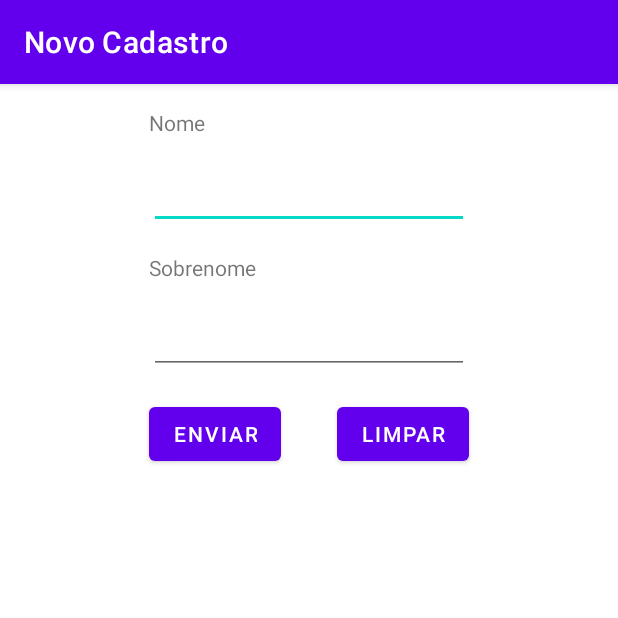
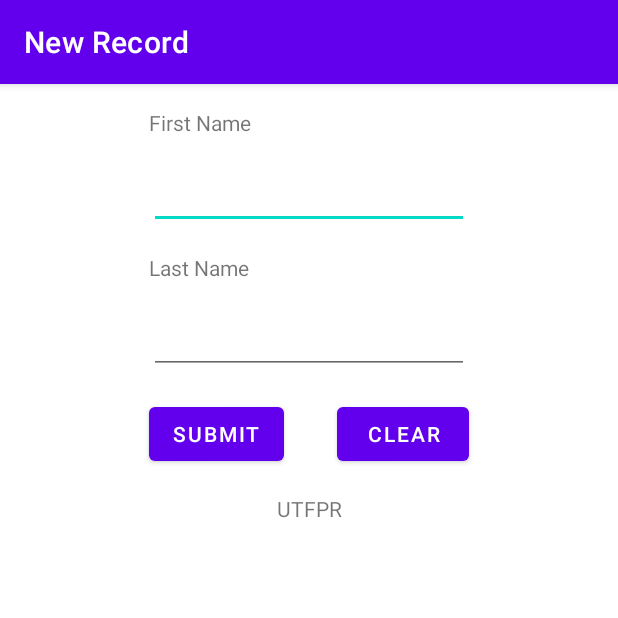
Before and after one commit to ademirsantosjr/utfpr_subj10_android_practice15, an Android app: the screen it shows after launch (MainActivity), on a phone screen of 412 x 824 dp, the top half of it. Run offline under Robolectric (Android 15) with nearby library versions, the phone set to English and light mode, and no system bars.

Commit message:
Add second language

```diff
--- a/app/src/main/java/br/edu/utfpr/supportdifferentlanguages/MainActivity.java
+++ b/app/src/main/java/br/edu/utfpr/supportdifferentlanguages/MainActivity.java
@@ -31,7 +31,7 @@ public class MainActivity extends AppCompatActivity {
         String lastName = editTextLastName.getText().toString();
 
         Toast.makeText(this,
-                getString(R.string.full_name) + " " + firstName + " " + lastName,
+                getString(R.string.full_name,firstName, lastName),
                 Toast.LENGTH_LONG).show();
     }
 
--- a/app/src/main/res/layout/activity_main.xml
+++ b/app/src/main/res/layout/activity_main.xml
@@ -74,4 +74,18 @@
         app:layout_constraintEnd_toEndOf="@+id/editTextLastName"
         app:layout_constraintTop_toBottomOf="@+id/editTextLastName" />
 
+    <TextView
+        android:id="@+id/textView3"
+        android:layout_width="wrap_content"
+        android:layout_height="wrap_content"
+        android:layout_marginStart="16dp"
+        android:layout_marginLeft="16dp"
+        android:layout_marginTop="16dp"
+        android:layout_marginEnd="16dp"
+        android:layout_marginRight="16dp"
+        android:text="@string/utfpr"
+        app:layout_constraintEnd_toEndOf="parent"
+        app:layout_constraintStart_toStartOf="parent"
+        app:layout_constraintTop_toBottomOf="@+id/buttonSubmit" />
+
 </androidx.constraintlayout.widget.ConstraintLayout>
--- a/app/src/main/res/values/strings.xml
+++ b/app/src/main/res/values/strings.xml
@@ -1,10 +1,11 @@
 <resources>
-    <string name="app_name">SupportDifferentLanguages</string>
-    <string name="first_name">Nome</string>
-    <string name="last_name">Sobrenome</string>
-    <string name="submit">Enviar</string>
-    <string name="clear">Limpar</string>
-    <string name="full_name">Nome Completo:</string>
-    <string name="new_record">Novo Cadastro</string>
-    <string name="welcome_message">Olá, bem vindo ao exemplo de internacionalização!</string>
+    <string name="app_name">Support To Different Languages</string>
+    <string name="first_name">First Name</string>
+    <string name="last_name">Last Name</string>
+    <string name="submit">Submit</string>
+    <string name="clear">Clear</string>
+    <string name="full_name">Full Name: %1$s %2$s</string>
+    <string name="new_record">New Record</string>
+    <string name="welcome_message">Hello! Welcome to the Support to Different Languages App Example</string>
+    <string name="utfpr" translatable="false">UTFPR</string>
 </resources>
```
Also changed, not shown: 1 other file.
